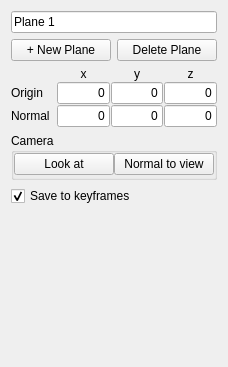
Above: ui/settings_plane.ui from ShangWangLab/OpenChronoMorphViewer before the change. Below: the same form after it.
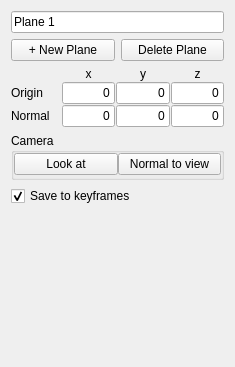
That is the form after the change. Icons and pictures are not drawn.

Commit message: Improved the UI for macOS and Windows

What changed in the file:
```diff
--- a/ui/settings_plane.ui
+++ b/ui/settings_plane.ui
@@ -6,7 +6,7 @@
    <rect>
     <x>0</x>
     <y>0</y>
-    <width>228</width>
+    <width>235</width>
     <height>367</height>
    </rect>
   </property>
@@ -37,6 +37,12 @@
    </property>
    <item>
     <widget class="QLineEdit" name="item_name">
+     <property name="minimumSize">
+      <size>
+       <width>20</width>
+       <height>0</height>
+      </size>
+     </property>
      <property name="text">
       <string>Plane 1</string>
      </property>
@@ -46,6 +52,12 @@
     <layout class="QHBoxLayout" name="layout_creation">
      <item>
       <widget class="QPushButton" name="button_new_plane">
+       <property name="minimumSize">
+        <size>
+         <width>20</width>
+         <height>0</height>
+        </size>
+       </property>
        <property name="text">
         <string>+ New Plane</string>
        </property>
@@ -53,6 +65,12 @@
      </item>
      <item>
       <widget class="QPushButton" name="button_delete_plane">
+       <property name="minimumSize">
+        <size>
+         <width>20</width>
+         <height>0</height>
+        </size>
+       </property>
        <property name="text">
         <string>Delete Plane</string>
        </property>
@@ -69,86 +87,14 @@
      <property name="spacing">
       <number>1</number>
      </property>
-     <item row="0" column="3">
-      <widget class="QLabel" name="label_z">
-       <property name="sizePolicy">
-        <sizepolicy hsizetype="Preferred" vsizetype="Preferred">
-         <horstretch>0</horstretch>
-         <verstretch>0</verstretch>
-        </sizepolicy>
-       </property>
-       <property name="text">
-        <string>z</string>
-       </property>
-       <property name="alignment">
-        <set>Qt::AlignCenter</set>
-       </property>
-      </widget>
-     </item>
-     <item row="0" column="2">
-      <widget class="QLabel" name="label_y">
-       <property name="sizePolicy">
-        <sizepolicy hsizetype="Preferred" vsizetype="Preferred">
-         <horstretch>0</horstretch>
-         <verstretch>0</verstretch>
-        </sizepolicy>
-       </property>
-       <property name="text">
-        <string>y</string>
-       </property>
-       <property name="alignment">
-        <set>Qt::AlignCenter</set>
-       </property>
-      </widget>
-     </item>
      <item row="1" column="3">
-      <widget class="QLineEdit" name="edit_origin_z">
-       <property name="sizePolicy">
-        <sizepolicy hsizetype="Preferred" vsizetype="Preferred">
-         <horstretch>0</horstretch>
-         <verstretch>0</verstretch>
-        </sizepolicy>
-       </property>
-       <property name="minimumSize">
-        <size>
-         <width>50</width>
-         <height>0</height>
-        </size>
-       </property>
-       <property name="maximumSize">
-        <size>
-         <width>16777215</width>
-         <height>16777215</height>
-        </size>
-       </property>
-       <property name="text">
-        <string>0</string>
-       </property>
-       <property name="alignment">
-        <set>Qt::AlignRight|Qt::AlignTrailing|Qt::AlignVCenter</set>
-       </property>
-      </widget>
-     </item>
-     <item row="1" column="2">
       <widget class="QLineEdit" name="edit_origin_y">
-       <property name="sizePolicy">
-        <sizepolicy hsizetype="Preferred" vsizetype="Preferred">
-         <horstretch>0</horstretch>
-         <verstretch>0</verstretch>
-        </sizepolicy>
-       </property>
        <property name="minimumSize">
         <size>
-         <width>50</width>
+         <width>10</width>
          <height>0</height>
         </size>
        </property>
-       <property name="maximumSize">
-        <size>
-         <width>16777215</width>
-         <height>16777215</height>
-        </size>
-       </property>
        <property name="text">
         <string>0</string>
        </property>
@@ -157,42 +103,14 @@
        </property>
       </widget>
      </item>
-     <item row="0" column="1">
-      <widget class="QLabel" name="label_x">
-       <property name="sizePolicy">
-        <sizepolicy hsizetype="Preferred" vsizetype="Preferred">
-         <horstretch>0</horstretch>
-         <verstretch>0</verstretch>
-        </sizepolicy>
-       </property>
-       <property name="text">
-        <string>x</string>
-       </property>
-       <property name="alignment">
-        <set>Qt::AlignCenter</set>
-       </property>
-      </widget>
-     </item>
-     <item row="2" column="3">
+     <item row="2" column="4">
       <widget class="QLineEdit" name="edit_normal_z">
-       <property name="sizePolicy">
-        <sizepolicy hsizetype="Preferred" vsizetype="Preferred">
-         <horstretch>0</horstretch>
-         <verstretch>0</verstretch>
-        </sizepolicy>
-       </property>
        <property name="minimumSize">
         <size>
-         <width>50</width>
+         <width>10</width>
          <height>0</height>
         </size>
        </property>
-       <property name="maximumSize">
-        <size>
-         <width>16777215</width>
-         <height>16777215</height>
-        </size>
-       </property>
        <property name="text">
         <string>0</string>
        </property>
@@ -201,26 +119,14 @@
        </property>
       </widget>
      </item>
-     <item row="2" column="2">
-      <widget class="QLineEdit" name="edit_normal_y">
-       <property name="sizePolicy">
-        <sizepolicy hsizetype="Preferred" vsizetype="Preferred">
-         <horstretch>0</horstretch>
-         <verstretch>0</verstretch>
-        </sizepolicy>
-       </property>
+     <item row="1" column="2">
+      <widget class="QLineEdit" name="edit_origin_x">
        <property name="minimumSize">
         <size>
-         <width>50</width>
+         <width>10</width>
          <height>0</height>
         </size>
        </property>
-       <property name="maximumSize">
-        <size>
-         <width>16777215</width>
-         <height>16777215</height>
-        </size>
-       </property>
        <property name="text">
         <string>0</string>
        </property>
@@ -229,31 +135,19 @@
        </property>
       </widget>
      </item>
-     <item row="2" column="1">
-      <widget class="QLineEdit" name="edit_normal_x">
+     <item row="0" column="3">
+      <widget class="QLabel" name="label_y">
        <property name="sizePolicy">
         <sizepolicy hsizetype="Preferred" vsizetype="Preferred">
          <horstretch>0</horstretch>
          <verstretch>0</verstretch>
         </sizepolicy>
        </property>
-       <property name="minimumSize">
-        <size>
-         <width>50</width>
-         <height>0</height>
-        </size>
-       </property>
-       <property name="maximumSize">
-        <size>
-         <width>16777215</width>
-         <height>16777215</height>
-        </size>
-       </property>
        <property name="text">
-        <string>0</string>
+        <string>y</string>
        </property>
        <property name="alignment">
-        <set>Qt::AlignRight|Qt::AlignTrailing|Qt::AlignVCenter</set>
+        <set>Qt::AlignCenter</set>
        </property>
       </widget>
      </item>
@@ -295,24 +189,44 @@
        </property>
       </widget>
      </item>
-     <item row="1" column="1">
-      <widget class="QLineEdit" name="edit_origin_x">
+     <item row="0" column="2">
+      <widget class="QLabel" name="label_x">
        <property name="sizePolicy">
         <sizepolicy hsizetype="Preferred" vsizetype="Preferred">
          <horstretch>0</horstretch>
          <verstretch>0</verstretch>
         </sizepolicy>
        </property>
+       <property name="text">
+        <string>x</string>
+       </property>
+       <property name="alignment">
+        <set>Qt::AlignCenter</set>
+       </property>
+      </widget>
+     </item>
+     <item row="2" column="3">
+      <widget class="QLineEdit" name="edit_normal_y">
        <property name="minimumSize">
         <size>
-         <width>50</width>
+         <width>10</width>
          <height>0</height>
         </size>
        </property>
-       <property name="maximumSize">
+       <property name="text">
+        <string>0</string>
+       </property>
+       <property name="alignment">
+        <set>Qt::AlignRight|Qt::AlignTrailing|Qt::AlignVCenter</set>
+       </property>
+      </widget>
+     </item>
+     <item row="2" column="2">
+      <widget class="QLineEdit" name="edit_normal_x">
+       <property name="minimumSize">
         <size>
-         <width>16777215</width>
-         <height>16777215</height>
+         <width>10</width>
+         <height>0</height>
         </size>
        </property>
        <property name="text">
@@ -323,6 +237,54 @@
        </property>
       </widget>
      </item>
+     <item row="1" column="4">
+      <widget class="QLineEdit" name="edit_origin_z">
+       <property name="minimumSize">
+        <size>
+         <width>10</width>
+         <height>0</height>
+        </size>
+       </property>
+       <property name="text">
+        <string>0</string>
+       </property>
+       <property name="alignment">
+        <set>Qt::AlignRight|Qt::AlignTrailing|Qt::AlignVCenter</set>
+       </property>
+      </widget>
+     </item>
+     <item row="0" column="4">
+      <widget class="QLabel" name="label_z">
+       <property name="sizePolicy">
+        <sizepolicy hsizetype="Preferred" vsizetype="Preferred">
+         <horstretch>0</horstretch>
+         <verstretch>0</verstretch>
+        </sizepolicy>
+       </property>
+       <property name="text">
+        <string>z</string>
+       </property>
+       <property name="alignment">
+        <set>Qt::AlignCenter</set>
+       </property>
+      </widget>
+     </item>
+     <item row="2" column="1">
+      <spacer name="spacer_normal">
+       <property name="orientation">
+        <enum>Qt::Horizontal</enum>
+       </property>
+       <property name="sizeType">
+        <enum>QSizePolicy::Minimum</enum>
+       </property>
+       <property name="sizeHint" stdset="0">
+        <size>
+         <width>5</width>
+         <height>0</height>
+        </size>
+       </property>
+      </spacer>
+     </item>
     </layout>
    </item>
    <item>
@@ -348,6 +310,12 @@
       </property>
       <item>
        <widget class="QPushButton" name="button_look_at">
+        <property name="minimumSize">
+         <size>
+          <width>20</width>
+          <height>0</height>
+         </size>
+        </property>
         <property name="text">
          <string>Look at</string>
         </property>
@@ -355,6 +323,12 @@
       </item>
       <item>
        <widget class="QPushButton" name="button_normal_to_view">
+        <property name="minimumSize">
+         <size>
+          <width>20</width>
+          <height>0</height>
+         </size>
+        </property>
         <property name="text">
          <string>Normal to view</string>
         </property>
```
The commit also changes 6 other files.
